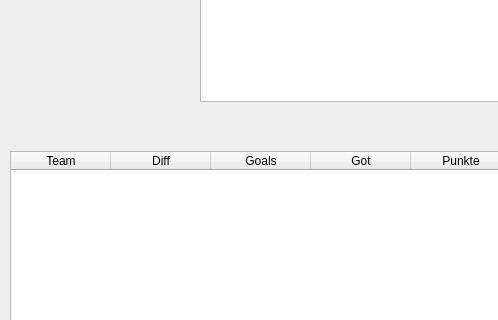
tapir442/py-match-fit, file ui/mainWindow.ui: the form before one commit; both pictures show x 0 to 498 and y 459 to 779 of the 1131 by 969 pixel window.
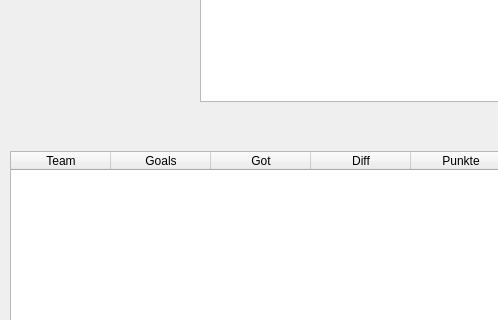
The form after the commit.

```diff
--- a/ui/mainWindow.ui
+++ b/ui/mainWindow.ui
@@ -158,11 +158,6 @@
       <string>Team</string>
      </property>
     </column>
-    <column>
-     <property name="text">
-      <string>Diff</string>
-     </property>
-    </column>
     <column>
      <property name="text">
       <string>Goals</string>
@@ -173,6 +168,11 @@
       <string>Got</string>
      </property>
     </column>
+    <column>
+     <property name="text">
+      <string>Diff</string>
+     </property>
+    </column>
     <column>
      <property name="text">
       <string>Punkte</string>
```
